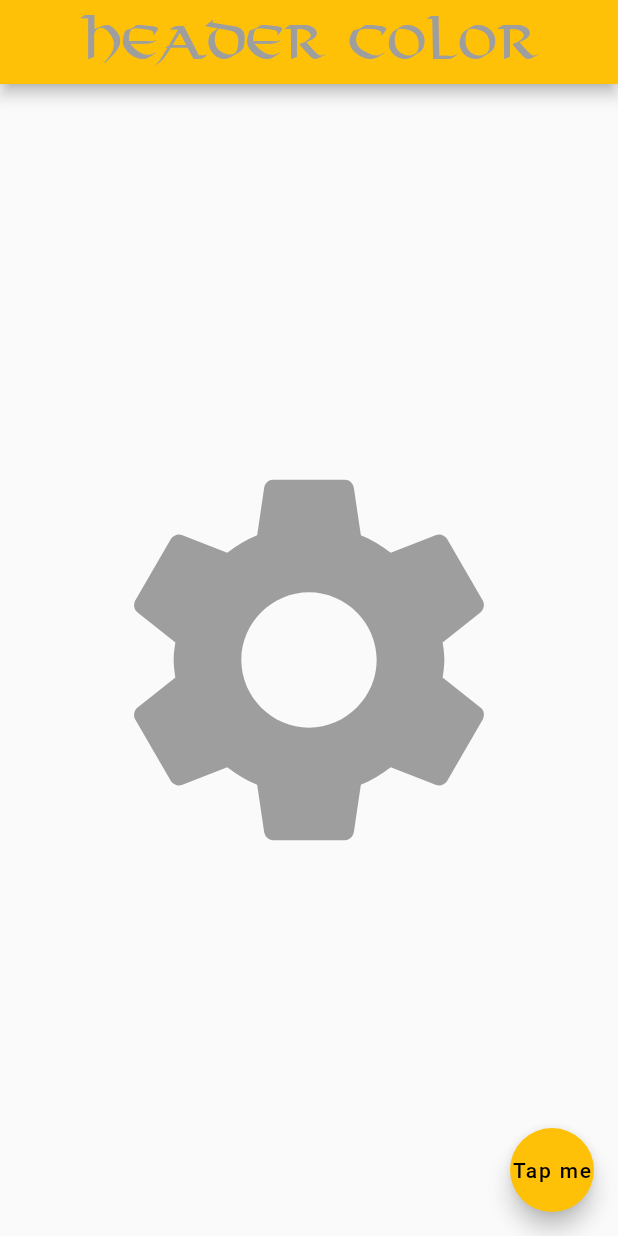
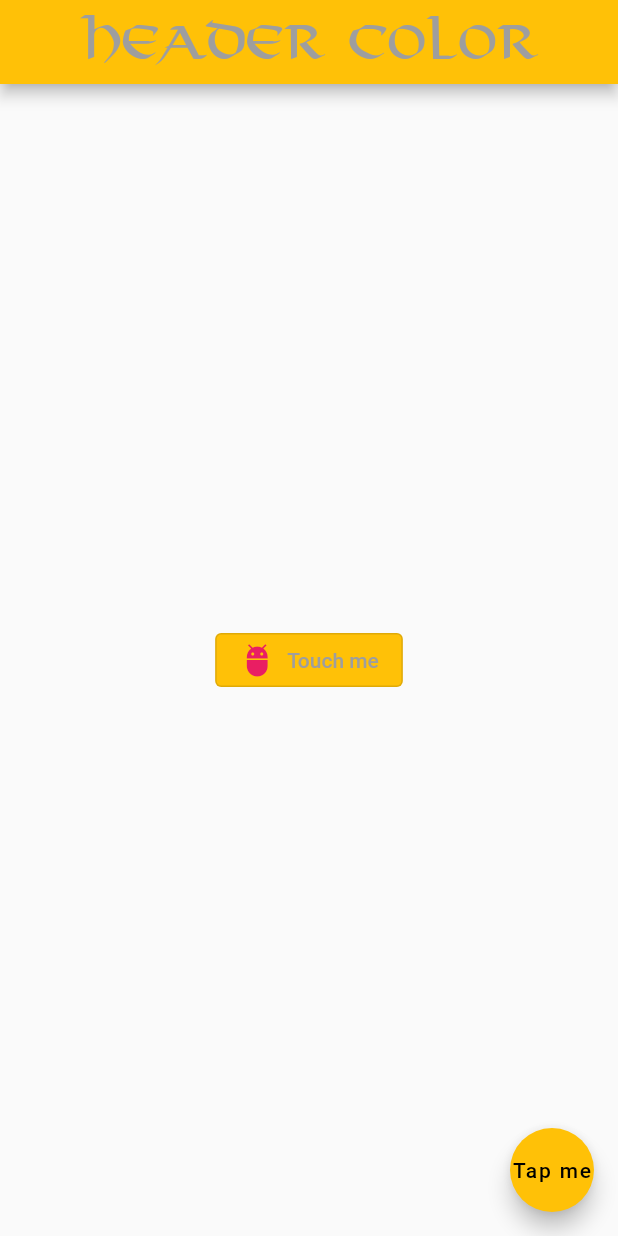
Before and after one commit to ArthurIbatullin/The-first, a Flutter app: the screen it shows after launch, on a phone screen of 412 x 824 dp. Run offline on Flutter 3.47's test engine with Material 2 defaults, Android fonts, the phone set to English and light mode, and no system bars.

Commit message:
Много кнопок BUTTON (Батон) и о чудо, я написал несколько из них используя документацию, кто же знал что она такая удобная, нужно просто привыкнуть и нажимать

```diff
--- a/lib/main.dart
+++ b/lib/main.dart
@@ -15,8 +15,57 @@ class MyApp extends StatelessWidget {
           centerTitle: true,
         ),
         body: Center(
-          child: Icon(Icons.settings, size: 300, color: Colors.grey),
-        ),
+            child: OutlinedButton.icon(
+          icon: const Icon(
+            Icons.adb_sharp,
+            color: Colors.pink,
+          ),
+          label: const Text("Touch me"),
+          style: ButtonStyle(
+            backgroundColor: MaterialStatePropertyAll<Color>(Colors.amber),
+            foregroundColor: MaterialStateProperty.all<Color>(Colors.grey),
+          ),
+          onPressed: () {
+            // do something here
+          },
+        )
+            //  ElevatedButton(
+            //   onPressed: () {},
+            //   child: Wrap(
+            //     children: <Widget>[
+            //       Icon(
+            //         Icons.favorite,
+            //         color: Colors.pink,
+            //         size: 24.0,
+            //       ),
+            //       SizedBox(
+            //         width: 10,
+            //       ),
+            //       Text("Tap", style: TextStyle(fontSize: 20)),
+            //     ],
+            //   ),
+            // ),
+
+            // ElevatedButton(
+            //     child: Text("Click", style: TextStyle(fontSize: 30)),
+            //     onPressed: () {})
+
+            //   FloatingActionButton(
+            //   backgroundColor: Colors.orange,
+            //   elevation: 1,
+            //   onPressed: () => {},
+            // ),
+
+            // TextButton(
+            //   onPressed: () {},
+            //   child: Text('tap tap tap'),
+            //   style: ButtonStyle(
+            //     backgroundColor: MaterialStateProperty.all<Color>(Colors.amber),
+            //     foregroundColor: MaterialStateProperty.all<Color>(Colors.grey),
+            //   ),
+            // ),
+            // Icon(Icons.settings, size: 300, color: Colors.grey),
+            ),
         floatingActionButton: FloatingActionButton(
           child: Text('Tap me'),
           backgroundColor: Colors.amber,
```
